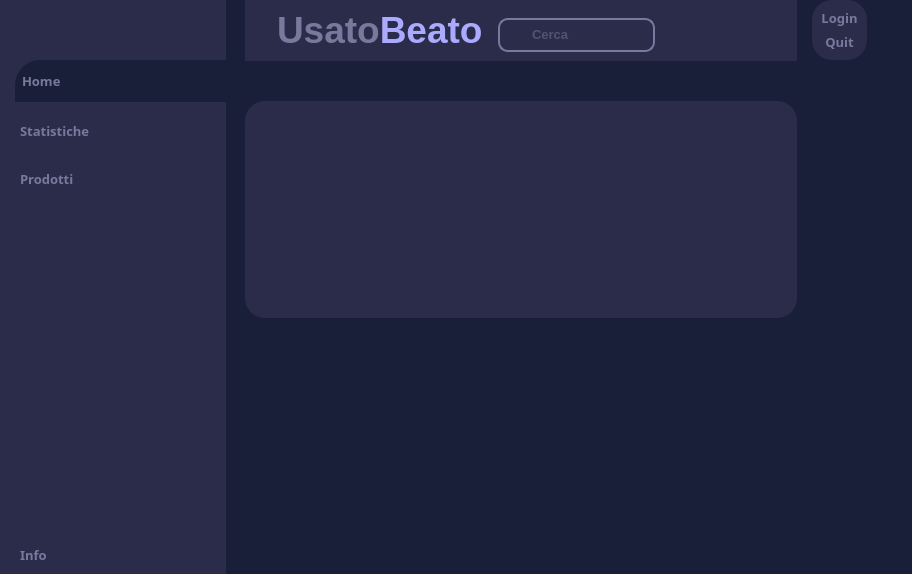
Qt form GUI USATOBEATO/interface_vuota.ui (LeonUrsu/NegozioDellUsato-ExamIS) before a commit.
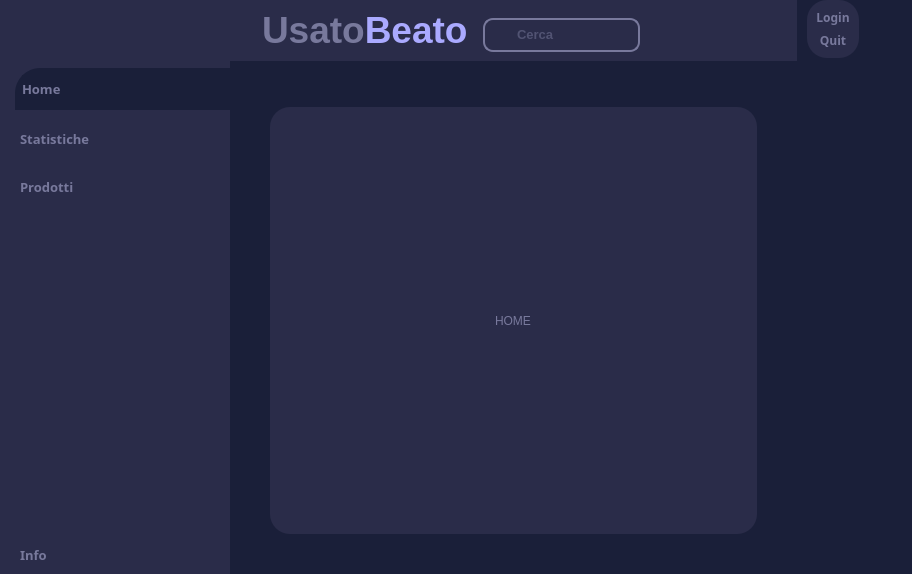
The same form after that commit. Icons and pictures are not drawn. Custom widgets are drawn as their Qt base class.

The edit to the form file:
```diff
--- a/GUI USATOBEATO/interface_vuota.ui
+++ b/GUI USATOBEATO/interface_vuota.ui
@@ -58,7 +58,7 @@
 	
 }
 
-#frameVuoto{
+#finestreSecondarie{
 	background-color: #2a2c49;
 	border: solid;
 	border-radius: 20px;
@@ -136,12 +136,12 @@
         <number>0</number>
        </property>
        <property name="rightMargin">
-        <number>4</number>
+        <number>0</number>
        </property>
        <property name="bottomMargin">
         <number>0</number>
        </property>
-       <item alignment="Qt::AlignTop">
+       <item>
         <widget class="QFrame" name="frame_5">
          <property name="frameShape">
           <enum>QFrame::StyledPanel</enum>
@@ -154,13 +154,13 @@
            <number>0</number>
           </property>
           <property name="leftMargin">
-           <number>9</number>
+           <number>0</number>
           </property>
           <property name="topMargin">
-           <number>60</number>
+           <number>68</number>
           </property>
           <property name="rightMargin">
-           <number>9</number>
+           <number>0</number>
           </property>
           <property name="bottomMargin">
            <number>0</number>
@@ -352,22 +352,19 @@
        </size>
       </property>
       <layout class="QVBoxLayout" name="verticalLayout">
-       <property name="spacing">
-        <number>40</number>
-       </property>
        <property name="leftMargin">
-        <number>15</number>
+        <number>0</number>
        </property>
        <property name="topMargin">
         <number>0</number>
        </property>
        <property name="rightMargin">
-        <number>15</number>
+        <number>0</number>
        </property>
        <property name="bottomMargin">
         <number>0</number>
        </property>
-       <item>
+       <item alignment="Qt::AlignTop">
         <widget class="QWidget" name="mainFrame" native="true">
          <layout class="QHBoxLayout" name="horizontalLayout_2">
           <property name="leftMargin">
@@ -538,7 +535,7 @@
         </widget>
        </item>
        <item>
-        <widget class="QWidget" name="frameVuoto" native="true">
+        <widget class="QWidget" name="widget_4" native="true">
          <property name="sizePolicy">
           <sizepolicy hsizetype="Preferred" vsizetype="Expanding">
            <horstretch>0</horstretch>
@@ -546,22 +543,50 @@
           </sizepolicy>
          </property>
          <layout class="QVBoxLayout" name="verticalLayout_2">
+          <property name="leftMargin">
+           <number>40</number>
+          </property>
           <property name="topMargin">
-           <number>9</number>
+           <number>40</number>
           </property>
+          <property name="rightMargin">
+           <number>40</number>
+          </property>
+          <property name="bottomMargin">
+           <number>40</number>
+          </property>
+          <item>
+           <widget class="QStackedWidget" name="finestreSecondarie">
+            <property name="currentIndex">
+             <number>0</number>
+            </property>
+            <widget class="QWidget" name="home">
+             <layout class="QVBoxLayout" name="verticalLayout_8">
+              <item alignment="Qt::AlignHCenter">
+               <widget class="QLabel" name="label">
+                <property name="text">
+                 <string>HOME</string>
+                </property>
+               </widget>
+              </item>
+             </layout>
+            </widget>
+            <widget class="QWidget" name="prodotti">
+             <layout class="QVBoxLayout" name="verticalLayout_9">
+              <item alignment="Qt::AlignHCenter|Qt::AlignVCenter">
+               <widget class="QLabel" name="label_3">
+                <property name="text">
+                 <string>PRODOTTI</string>
+                </property>
+               </widget>
+              </item>
+             </layout>
+            </widget>
+           </widget>
+          </item>
          </layout>
         </widget>
        </item>
-       <item>
-        <widget class="QWidget" name="statisticFrame" native="true">
-         <property name="sizePolicy">
-          <sizepolicy hsizetype="Preferred" vsizetype="Expanding">
-           <horstretch>0</horstretch>
-           <verstretch>0</verstretch>
-          </sizepolicy>
-         </property>
-        </widget>
-       </item>
       </layout>
      </widget>
     </item>
@@ -575,7 +600,7 @@
       </property>
       <property name="minimumSize">
        <size>
-        <width>100</width>
+        <width>115</width>
         <height>0</height>
        </size>
       </property>
@@ -584,7 +609,7 @@
         <number>0</number>
        </property>
        <property name="leftMargin">
-        <number>0</number>
+        <number>10</number>
        </property>
        <property name="topMargin">
         <number>0</number>
@@ -627,7 +652,7 @@
             <property name="font">
              <font>
               <family>Leelawadee UI Semilight</family>
-              <pointsize>10</pointsize>
+              <pointsize>9</pointsize>
               <weight>75</weight>
               <bold>true</bold>
               <stylestrategy>PreferDefault</stylestrategy>
@@ -659,7 +684,7 @@
             <property name="font">
              <font>
               <family>Leelawadee UI Semilight</family>
-              <pointsize>10</pointsize>
+              <pointsize>9</pointsize>
               <weight>75</weight>
               <bold>true</bold>
              </font>
```
Left out of the diff: 1 changed line with no effect on the pictures.
